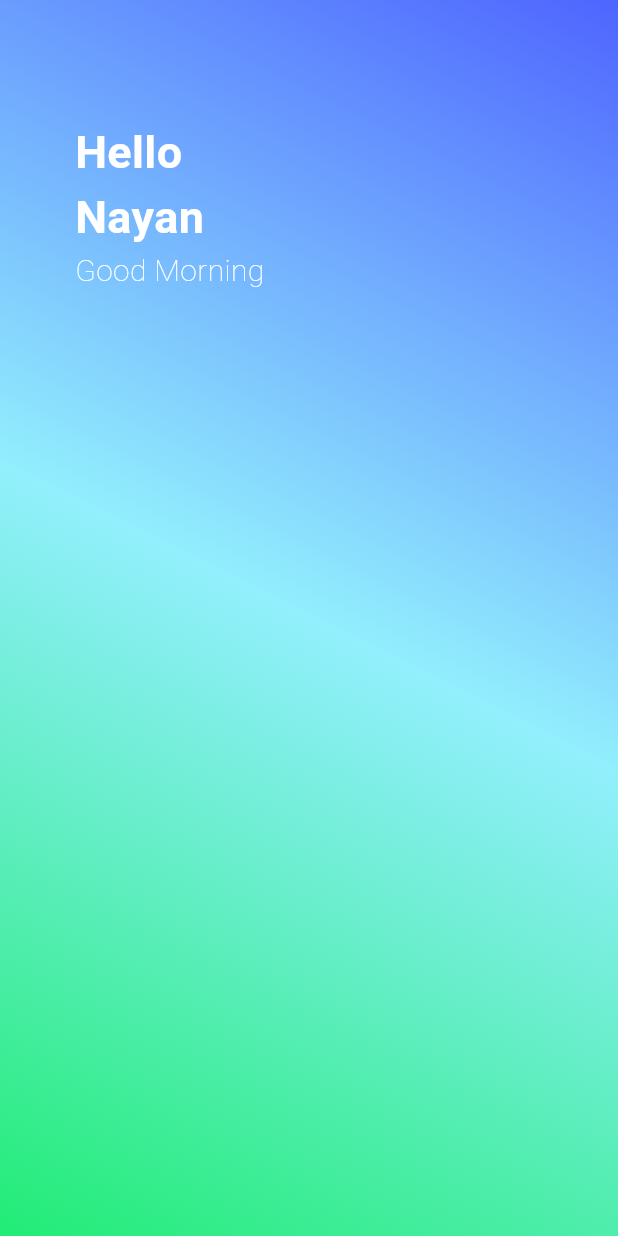
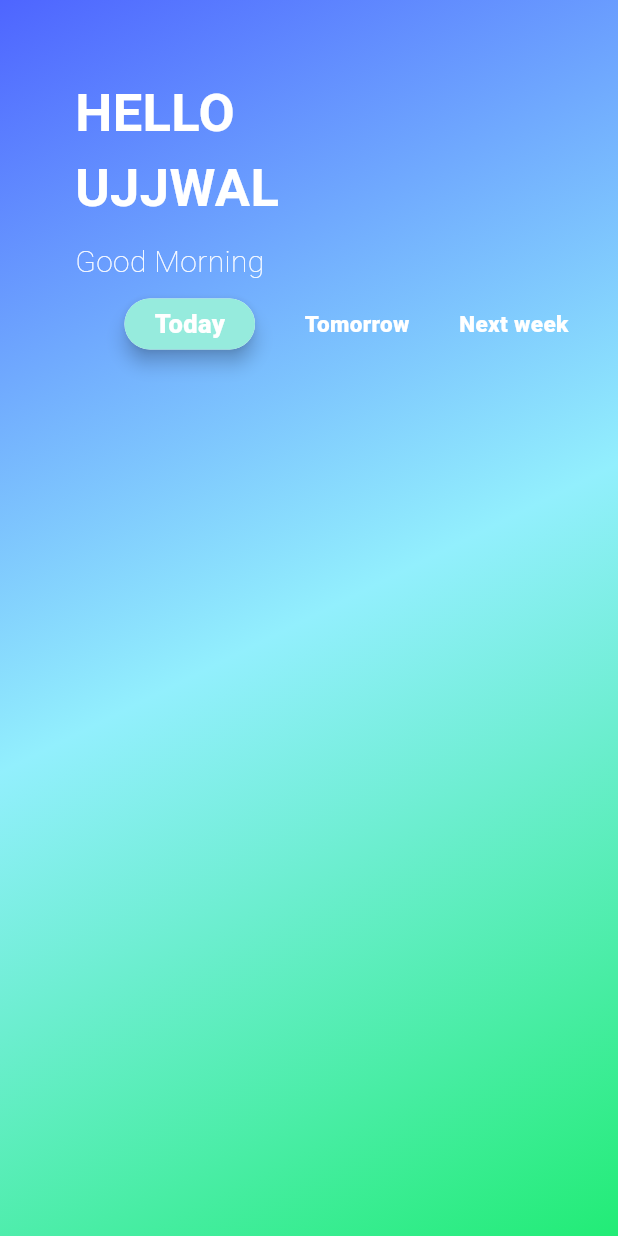
Before and after one commit to CaptainNayan199/Flutter-New-Projects, a Flutter app: the screen it shows after launch, on a phone screen of 412 x 824 dp. Run offline on Flutter 3.47's test engine with Material 3 defaults, Android fonts, the phone set to English and light mode, and no system bars.

Commit message:
Creating home page UI

```diff
--- a/todo_app/lib/pages/home.dart
+++ b/todo_app/lib/pages/home.dart
@@ -10,11 +10,12 @@ class Home extends StatefulWidget {
 }
 
 class _HomeState extends State<Home> {
+  bool today=true, tomorrow = false, next_week = false;
   @override
   Widget build(BuildContext context) {
     return Scaffold(
       body: Container(
-        padding: EdgeInsets.only(top: 80.0, left: 50.0),
+        padding: EdgeInsets.only(top: 50.0, left: 50.0),
         height: MediaQuery.of(context).size.height,
         width: MediaQuery.of(context).size.width,
         decoration: BoxDecoration(
@@ -22,18 +23,21 @@ class _HomeState extends State<Home> {
             Color(0xFF4E65FF),
             Color(0xFF92EFFD),
             Color.fromARGB(255, 34, 236, 118)
-          ], begin: Alignment.topRight, end: Alignment.bottomLeft),
+          ], begin: Alignment.topLeft, end: Alignment.bottomRight),
         ),
         child: Column(
           crossAxisAlignment: CrossAxisAlignment.start,
           children: [
             Text(
-              "Hello\nNayan",
+              "HELLO\nUJJWAL",
               style: TextStyle(
-                fontSize: 30.0,
+                fontSize: 35.0,
                 color: Colors.white,
                 fontWeight: FontWeight.w600,
               ),
+            ),
+            SizedBox(
+              height: 10.0,
             ),
             Text(
               "Good Morning",
@@ -43,6 +47,47 @@ class _HomeState extends State<Home> {
                 fontWeight: FontWeight.w100,
               ),
             ),
+            SizedBox(
+              height: 10.0,
+            ),
+            Row(
+              mainAxisAlignment: MainAxisAlignment.spaceEvenly,
+              children: [
+                Material(
+                  elevation: 5.0,
+                  borderRadius: BorderRadius.circular(20.0),
+                  child: Container(
+                    padding:
+                        EdgeInsets.symmetric(vertical: 5.0, horizontal: 20.0),
+                    decoration: BoxDecoration(
+                      color: Color.fromARGB(255, 150, 235, 221),
+                      borderRadius: BorderRadius.circular(20.0),
+                    ),
+                    child: Text(
+                      "Today",
+                      style: TextStyle(
+                          fontSize: 17.0,
+                          color: Colors.white,
+                          fontWeight: FontWeight.w800),
+                    ),
+                  ),
+                ),
+                Text(
+                  "Tomorrow",
+                  style: TextStyle(
+                      fontSize: 15.0,
+                      color: Colors.white,
+                      fontWeight: FontWeight.w800),
+                ),
+                Text(
+                  "Next week",
+                  style: TextStyle(
+                      fontSize: 15.0,
+                      color: Colors.white,
+                      fontWeight: FontWeight.w800),
+                ),
+              ],
+            ),
           ],
         ),
       ),
```
